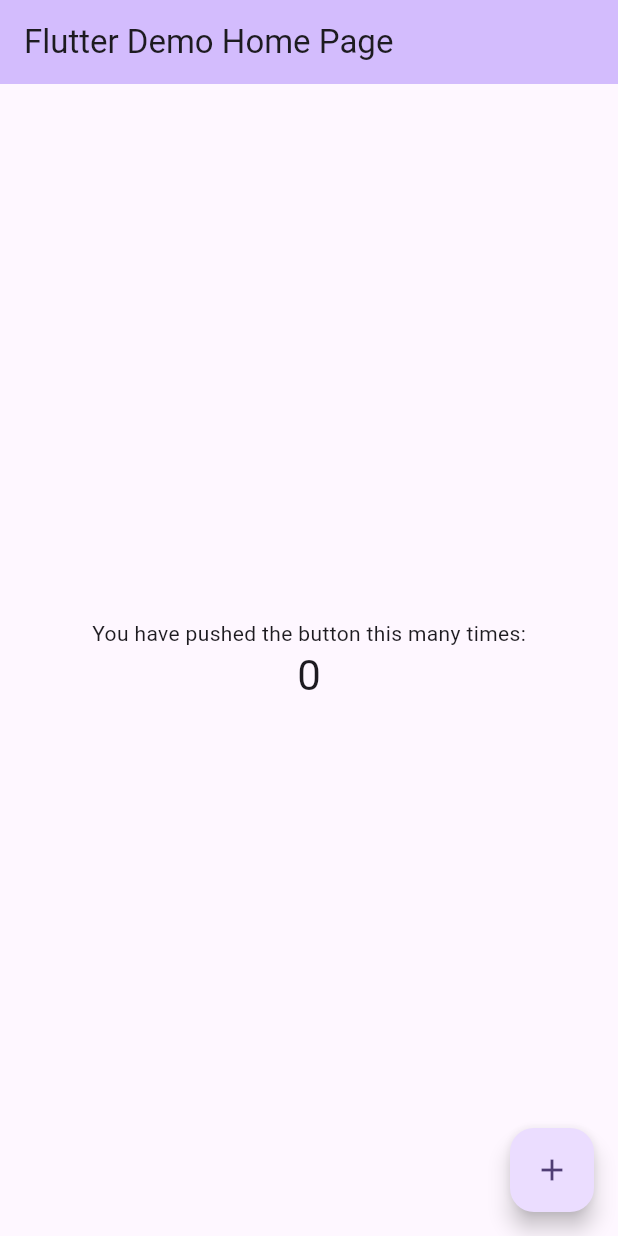
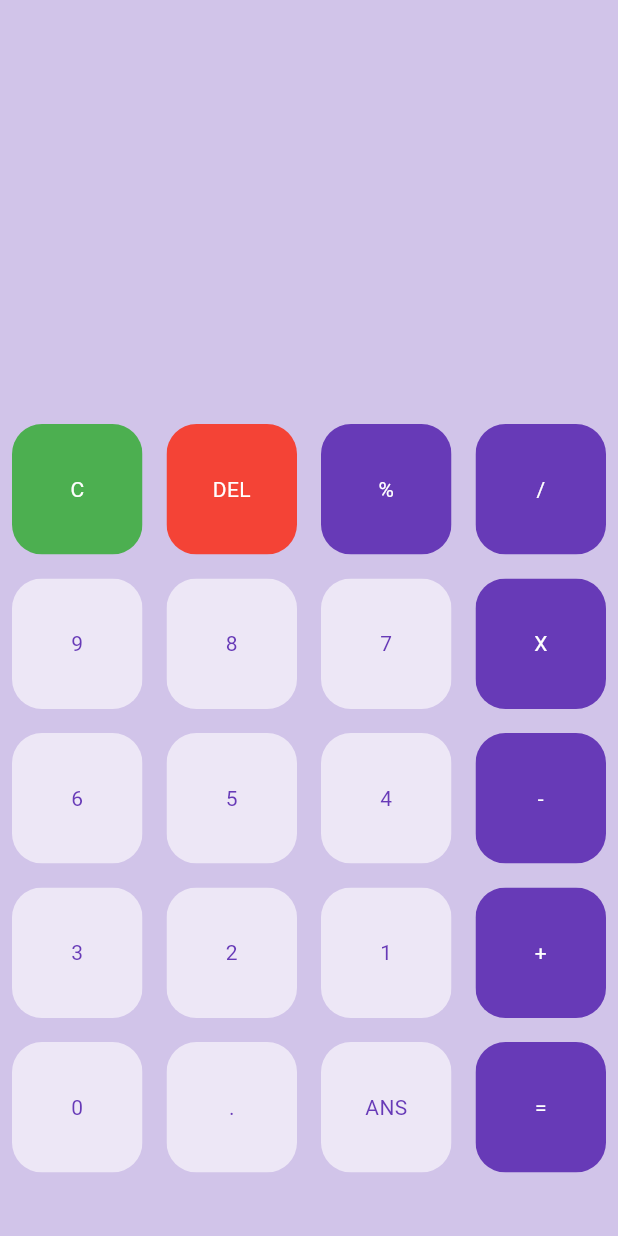
Before and after one commit to danbahaushiya01/calapp, a Flutter app: the screen it shows after launch, on a phone screen of 412 x 824 dp. Run offline on Flutter 3.47's test engine with Material 3 defaults, Android fonts, the phone set to English and light mode, and no system bars.

Commit message:
calapp UI

```diff
--- a/lib/main.dart
+++ b/lib/main.dart
@@ -1,125 +1,16 @@
+import 'package:calapp/pages/home_page.dart';
 import 'package:flutter/material.dart';
 
-void main() {
-  runApp(const MyApp());
-}
+void main() =>  runApp(MyApp());
 
 class MyApp extends StatelessWidget {
   const MyApp({super.key});
 
-  // This widget is the root of your application.
   @override
   Widget build(BuildContext context) {
     return MaterialApp(
-      title: 'Flutter Demo',
-      theme: ThemeData(
-        // This is the theme of your application.
-        //
-        // TRY THIS: Try running your application with "flutter run". You'll see
-        // the application has a purple toolbar. Then, without quitting the app,
-        // try changing the seedColor in the colorScheme below to Colors.green
-        // and then invoke "hot reload" (save your changes or press the "hot
-        // reload" button in a Flutter-supported IDE, or press "r" if you used
-        // the command line to start the app).
-        //
-        // Notice that the counter didn't reset back to zero; the application
-        // state is not lost during the reload. To reset the state, use hot
-        // restart instead.
-        //
-        // This works for code too, not just values: Most code changes can be
-        // tested with just a hot reload.
-        colorScheme: ColorScheme.fromSeed(seedColor: Colors.deepPurple),
-        useMaterial3: true,
-      ),
-      home: const MyHomePage(title: 'Flutter Demo Home Page'),
+      debugShowCheckedModeBanner: false,
+      home: HomePage(),
     );
   }
 }
-
-class MyHomePage extends StatefulWidget {
-  const MyHomePage({super.key, required this.title});
-
-  // This widget is the home page of your application. It is stateful, meaning
-  // that it has a State object (defined below) that contains fields that affect
-  // how it looks.
-
-  // This class is the configuration for the state. It holds the values (in this
-  // case the title) provided by the parent (in this case the App widget) and
-  // used by the build method of the State. Fields in a Widget subclass are
-  // always marked "final".
-
-  final String title;
-
-  @override
-  State<MyHomePage> createState() => _MyHomePageState();
-}
-
-class _MyHomePageState extends State<MyHomePage> {
-  int _counter = 0;
-
-  void _incrementCounter() {
-    setState(() {
-      // This call to setState tells the Flutter framework that something has
-      // changed in this State, which causes it to rerun the build method below
-      // so that the display can reflect the updated values. If we changed
-      // _counter without calling setState(), then the build method would not be
-      // called again, and so nothing would appear to happen.
-      _counter++;
-    });
-  }
-
-  @override
-  Widget build(BuildContext context) {
-    // This method is rerun every time setState is called, for instance as done
-    // by the _incrementCounter method above.
-    //
-    // The Flutter framework has been optimized to make rerunning build methods
-    // fast, so that you can just rebuild anything that needs updating rather
-    // than having to individually change instances of widgets.
-    return Scaffold(
-      appBar: AppBar(
-        // TRY THIS: Try changing the color here to a specific color (to
-        // Colors.amber, perhaps?) and trigger a hot reload to see the AppBar
-        // change color while the other colors stay the same.
-        backgroundColor: Theme.of(context).colorScheme.inversePrimary,
-        // Here we take the value from the MyHomePage object that was created by
-        // the App.build method, and use it to set our appbar title.
-        title: Text(widget.title),
-      ),
-      body: Center(
-        // Center is a layout widget. It takes a single child and positions it
-        // in the middle of the parent.
-        child: Column(
-          // Column is also a layout widget. It takes a list of children and
-          // arranges them vertically. By default, it sizes itself to fit its
-          // children horizontally, and tries to be as tall as its parent.
-          //
-          // Column has various properties to control how it sizes itself and
-          // how it positions its children. Here we use mainAxisAlignment to
-          // center the children vertically; the main axis here is the vertical
-          // axis because Columns are vertical (the cross axis would be
-          // horizontal).
-          //
-          // TRY THIS: Invoke "debug painting" (choose the "Toggle Debug Paint"
-          // action in the IDE, or press "p" in the console), to see the
-          // wireframe for each widget.
-          mainAxisAlignment: MainAxisAlignment.center,
-          children: <Widget>[
-            const Text(
-              'You have pushed the button this many times:',
-            ),
-            Text(
-              '$_counter',
-              style: Theme.of(context).textTheme.headlineMedium,
-            ),
-          ],
-        ),
-      ),
-      floatingActionButton: FloatingActionButton(
-        onPressed: _incrementCounter,
-        tooltip: 'Increment',
-        child: const Icon(Icons.add),
-      ), // This trailing comma makes auto-formatting nicer for build methods.
-    );
-  }
-}
--- /dev/null
+++ b/lib/pages/buttons.dart
@@ -0,0 +1,29 @@
+import 'package:flutter/material.dart';
+
+class MyButton extends StatelessWidget {
+//creating three variables
+  final color;
+  final textColor;
+  final String buttonText;
+
+  MyButton({this.color, this.textColor,  required  this.buttonText});
+
+  @override
+  Widget build(BuildContext context) {
+    return Padding(
+      padding: const EdgeInsets.all(8.0),
+      child: ClipRRect(
+        borderRadius: BorderRadius.circular(20),
+        child: Container(
+          color: color,
+          child: Center(
+            child: Text(
+              buttonText,
+              style: TextStyle(color: textColor),
+            ),
+          ),
+        ),
+      ),
+    );
+  }
+}
--- /dev/null
+++ b/lib/pages/home_page.dart
@@ -0,0 +1,87 @@
+import 'package:calapp/pages/buttons.dart';
+import 'package:flutter/material.dart';
+
+class HomePage extends StatefulWidget {
+  const HomePage({super.key});
+
+  @override
+  State<HomePage> createState() => _HomePageState();
+}
+
+class _HomePageState extends State<HomePage> {
+  final List<String> buttons = [
+    'C',
+    'DEL',
+    '%',
+    '/',
+    '9',
+    '8',
+    '7',
+    'X',
+    '6',
+    '5',
+    '4',
+    '-',
+    '3',
+    '2',
+    '1',
+    '+',
+    '0',
+    '.',
+    'ANS',
+    '=',
+  ];
+
+  @override
+  Widget build(BuildContext context) {
+    return Scaffold(
+      backgroundColor: Colors.deepPurple[100],
+      body: Column(
+        children: [
+          Expanded(child: Container()),
+          Expanded(
+            flex: 2,
+            child: Container(
+              child: GridView.builder(
+                  itemCount: buttons.length,
+                  gridDelegate: SliverGridDelegateWithFixedCrossAxisCount(
+                      crossAxisCount: 4),
+                  itemBuilder: (BuildContext context, int index) {
+                    if (index == 0) {
+                      return MyButton(
+                        buttonText: buttons[index],
+                        color: Colors.green,
+                        textColor: Colors.white,
+                      );
+                    } else if (index == 1) {
+                      return MyButton(
+                        buttonText: buttons[index],
+                        color:Colors.red,
+                        textColor:Colors.white,
+                      );
+                    } else {
+                      return MyButton(
+                        buttonText: buttons[index],
+                        color: isOperator(buttons[index])
+                            ? Colors.deepPurple
+                            : Colors.deepPurple[50],
+                        textColor: isOperator(buttons[index])
+                            ? Colors.white
+                            : Colors.deepPurple,
+                      );
+                    }
+                  }),
+            ),
+          ),
+        ],
+      ),
+    );
+  }
+
+  bool isOperator(String x) {
+    if (x == '%' || x == '/' || x == 'X' || x == '-' || x == '+' || x == '=') {
+      return true;
+    }
+    return false;
+  }
+}
```
